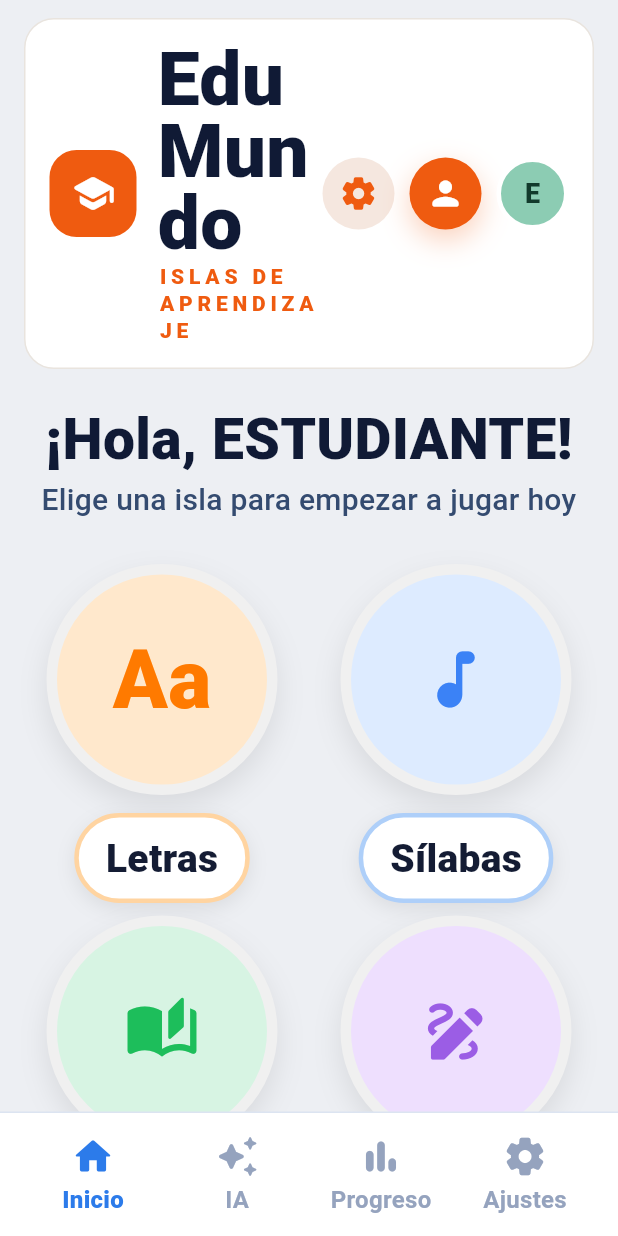
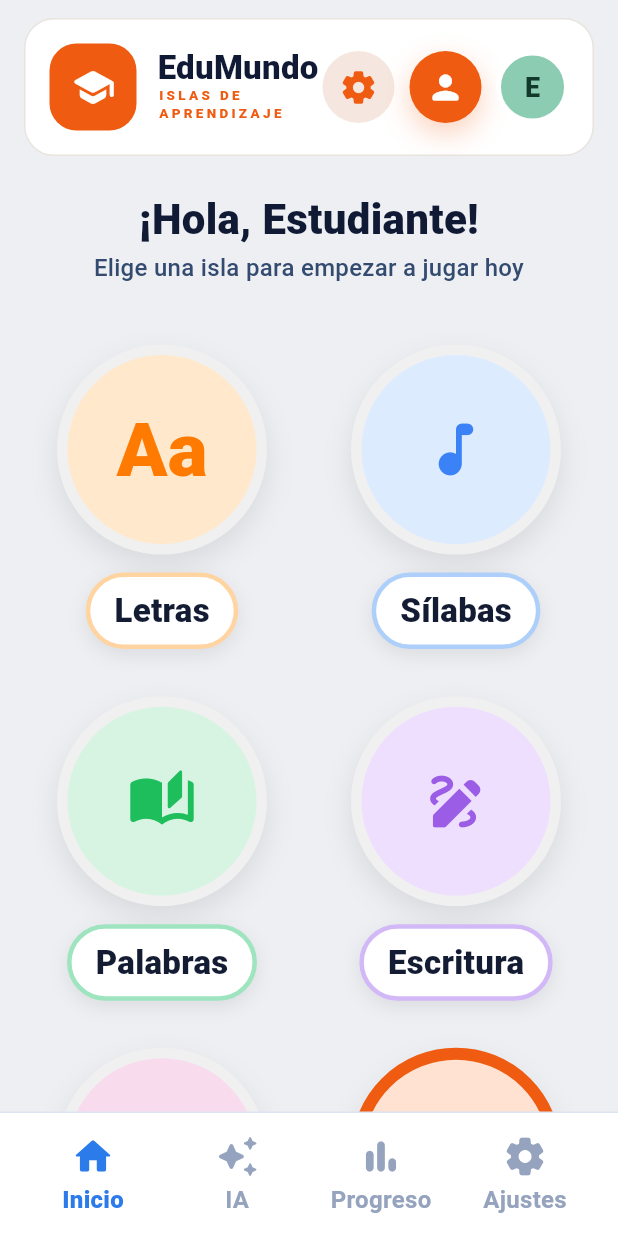
Before and after one commit to juantomas12/LectoEscrituraApp, a Flutter app: the screen it shows after launch, on a phone screen of 412 x 824 dp. Run offline on Flutter 3.47's test engine with Material 3 defaults, Android fonts, the phone set to English and light mode, and no system bars; our stand-ins replace flutter_riverpod, flutter_svg, flutter_tts, hive, hive_flutter; accounts and stored records are empty.

Commit message:
Ajusta tamaños de texto Home para iPad

```diff
--- a/lib/presentation/screens/home_screen.dart
+++ b/lib/presentation/screens/home_screen.dart
@@ -459,6 +459,9 @@ class _HomeTab extends StatelessWidget {
     final horizontalPadding = isTablet ? 26.0 : 16.0;
     final contentWidth = isTablet ? 1300.0 : 840.0;
     final playerName = profileName.split(' ').first;
+    final playerLabel = playerName.trim().isEmpty
+        ? 'Aventurero'
+        : _titleCase(playerName);
     final results = progressVm.getAllResults();
     final totalCorrect = results.fold<int>(
       0,
@@ -528,14 +531,14 @@ class _HomeTab extends StatelessWidget {
                         ),
                       ),
                       const SizedBox(width: 14),
-                      const Expanded(
+                      Expanded(
                         child: Column(
                           crossAxisAlignment: CrossAxisAlignment.start,
                           children: [
                             Text(
                               'EduMundo',
                               style: TextStyle(
-                                fontSize: 50,
+                                fontSize: isTablet ? 24 : 22,
                                 fontWeight: FontWeight.w900,
                                 color: Color(0xFF101A35),
                                 height: 0.95,
@@ -545,8 +548,8 @@ class _HomeTab extends StatelessWidget {
                             Text(
                               'ISLAS DE APRENDIZAJE',
                               style: TextStyle(
-                                fontSize: 14,
-                                letterSpacing: 3.2,
+                                fontSize: isTablet ? 10 : 9,
+                                letterSpacing: 2.2,
                                 fontWeight: FontWeight.w800,
                                 color: Color(0xFFEF5B10),
                               ),
@@ -625,10 +628,10 @@ class _HomeTab extends StatelessWidget {
                   child: Column(
                     children: [
                       Text(
-                        '¡Hola, $playerName!',
+                        '¡Hola, $playerLabel!',
                         textAlign: TextAlign.center,
                         style: TextStyle(
-                          fontSize: isTablet ? 58 : 38,
+                          fontSize: isTablet ? 24 : 28,
                           fontWeight: FontWeight.w900,
                           color: const Color(0xFF101A35),
                           height: 1.0,
@@ -639,7 +642,7 @@ class _HomeTab extends StatelessWidget {
                         'Elige una isla para empezar a jugar hoy',
                         textAlign: TextAlign.center,
                         style: TextStyle(
-                          fontSize: isTablet ? 26 : 20,
+                          fontSize: isTablet ? 12 : 16,
                           color: const Color(0xFF344B70),
                           fontWeight: FontWeight.w500,
                         ),
@@ -736,7 +739,7 @@ class _HomeTab extends StatelessWidget {
                               'TU PROGRESO DE HOY',
                               style: TextStyle(
                                 color: Color(0xFFEF5B10),
-                                fontSize: 31,
+                                fontSize: 18,
                                 fontWeight: FontWeight.w900,
                                 letterSpacing: 0.4,
                               ),
@@ -746,7 +749,7 @@ class _HomeTab extends StatelessWidget {
                             '$progressPercent% Completado',
                             style: const TextStyle(
                               color: Color(0xFF131B34),
-                              fontSize: 19,
+                              fontSize: 14,
                               fontWeight: FontWeight.w900,
                             ),
                           ),
@@ -867,7 +870,7 @@ class _HomeIslandTile extends StatelessWidget {
   @override
   Widget build(BuildContext context) {
     final isTablet = MediaQuery.sizeOf(context).width >= 900;
-    final circleSize = isTablet ? 196.0 : 154.0;
+    final circleSize = isTablet ? 116.0 : 140.0;
 
     return Material(
       color: Colors.transparent,
@@ -900,19 +903,19 @@ class _HomeIslandTile extends StatelessWidget {
                     ? Text(
                         symbol!,
                         style: TextStyle(
-                          fontSize: isTablet ? 74 : 54,
+                          fontSize: isTablet ? 48 : 50,
                           fontWeight: FontWeight.w900,
                           color: accentColor,
                         ),
                       )
-                    : Icon(icon, color: accentColor, size: isTablet ? 66 : 50),
+                    : Icon(icon, color: accentColor, size: isTablet ? 44 : 46),
               ),
             ),
             const SizedBox(height: 12),
             Container(
               padding: EdgeInsets.symmetric(
-                horizontal: isTablet ? 28 : 18,
-                vertical: isTablet ? 12 : 10,
+                horizontal: isTablet ? 18 : 16,
+                vertical: isTablet ? 8 : 8,
               ),
               decoration: BoxDecoration(
                 color: highlighted ? accentColor : Colors.white,
@@ -932,7 +935,7 @@ class _HomeIslandTile extends StatelessWidget {
               child: Text(
                 title,
                 style: TextStyle(
-                  fontSize: isTablet ? 39 : 26,
+                  fontSize: isTablet ? 18 : 22,
                   fontWeight: FontWeight.w900,
                   color: highlighted ? Colors.white : const Color(0xFF141C34),
                 ),
```
